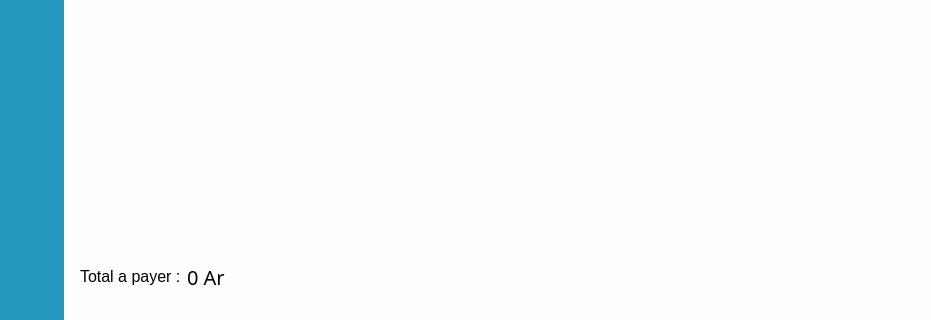
The window that views/main_window.ui (ninohantonio/Store-Management) describes before a commit, drawn with Qt 5; both pictures show x 136 to 1067 and y 381 to 701 of the 1229 by 701 pixel window.
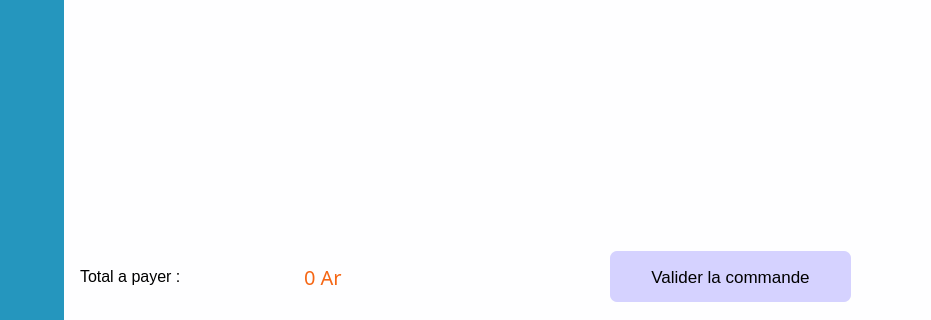
The same window after the commit. Icons and pictures are not drawn. Custom widgets are drawn as their Qt base class.

Patch:
```diff
--- a/views/main_window.ui
+++ b/views/main_window.ui
@@ -86,6 +86,16 @@
 	color:  #2596be;
 	background-color: #e5e0ff;
 	padding: 10px 15px;
+}
+
+#total_payer{
+	color: #f56614;
+}
+
+#valider_commandeBtn{
+	background: #d5d2ff;
+	padding: 7px;
+	border-radius: 7px;
 }</string>
    </property>
    <layout class="QHBoxLayout" name="horizontalLayout">
@@ -537,6 +547,9 @@
             <layout class="QHBoxLayout" name="horizontalLayout_3">
              <item>
               <widget class="QPushButton" name="menuBtn">
+               <property name="cursor">
+                <cursorShape>PointingHandCursor</cursorShape>
+               </property>
                <property name="text">
                 <string/>
                </property>
@@ -752,7 +765,7 @@
             <rect>
              <x>10</x>
              <y>580</y>
-             <width>201</width>
+             <width>441</width>
              <height>51</height>
             </rect>
            </property>
@@ -770,7 +783,7 @@
              </widget>
             </item>
             <item>
-             <widget class="QLabel" name="label_8">
+             <widget class="QLabel" name="total_payer">
               <property name="font">
                <font>
                 <family>Lucida Fax</family>
@@ -795,6 +808,38 @@
            </property>
            <layout class="QGridLayout" name="cardContainer"/>
           </widget>
+          <widget class="QPushButton" name="valider_commandeBtn">
+           <property name="geometry">
+            <rect>
+             <x>540</x>
+             <y>580</y>
+             <width>241</width>
+             <height>51</height>
+            </rect>
+           </property>
+           <property name="font">
+            <font>
+             <pointsize>13</pointsize>
+             <bold>false</bold>
+            </font>
+           </property>
+           <property name="cursor">
+            <cursorShape>PointingHandCursor</cursorShape>
+           </property>
+           <property name="text">
+            <string>Valider la commande</string>
+           </property>
+           <property name="icon">
+            <iconset resource="resources.qrc">
+             <normaloff>:/icons/icons/caddie.png</normaloff>:/icons/icons/caddie.png</iconset>
+           </property>
+           <property name="iconSize">
+            <size>
+             <width>30</width>
+             <height>30</height>
+            </size>
+           </property>
+          </widget>
          </widget>
          <widget class="QWidget" name="stockPage">
           <widget class="QFrame" name="frame_2">
```
